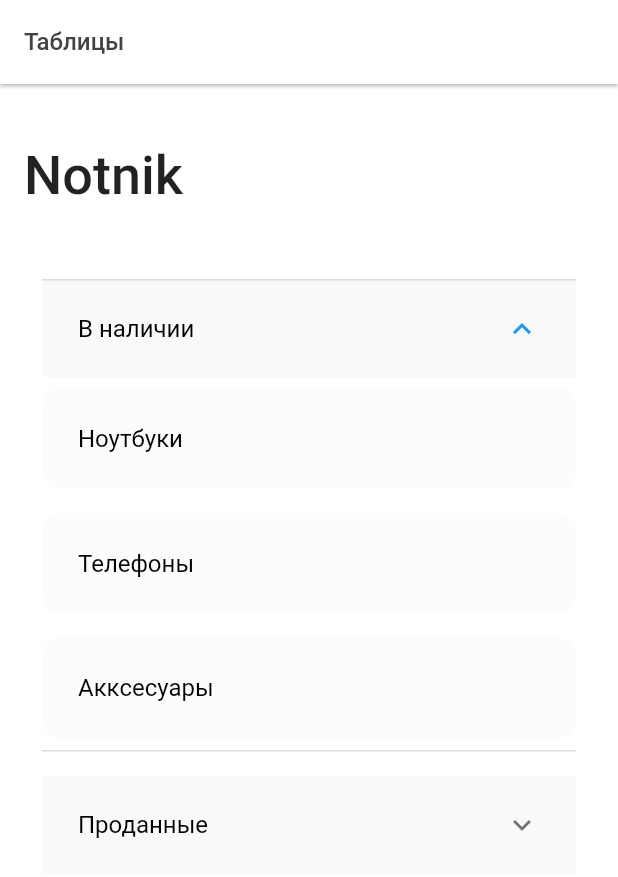
After one commit to AyatAliev/cycas, a Flutter app: the TablesMain screen opened by its route, after a tap on "В наличии", on a phone screen of 412 x 824 dp. The commit adds this screen. Shown: the top 877 px of the screen. Run offline on Flutter 3.47's test engine with Material 2 defaults, Android fonts, the phone set to English and light mode, and no system bars; our stand-ins replace flutter_slidable, flutter_svg.

Commit message:
Admin: add tables main

```diff
--- a/lib/main.dart
+++ b/lib/main.dart
@@ -1,6 +1,7 @@
 import 'package:cycas/ui/admin/main/admin_main.dart';
 import 'package:cycas/ui/admin/reports/admin_reports.dart';
 import 'package:cycas/ui/admin/tables/admin_tables.dart';
+import 'package:cycas/ui/admin/tables/main/tables_main.dart';
 import 'package:cycas/ui/auth/authorization.dart';
 import 'package:cycas/ui/sellers/add/accessory/add_phone_sellers.dart';
 import 'package:cycas/ui/sellers/add/notebook/add_notebook_sellers.dart';
@@ -54,6 +55,7 @@ class MyApp extends StatelessWidget {
         MainAdminTabScreen.routeName: (BuildContext context) => const MainAdminTabScreen(),
         AdminTables.routeName: (BuildContext context) => const AdminTables(),
         AdminReports.routeName: (BuildContext context) => const AdminReports(),
+        TablesMain.routeName: (BuildContext context) => const TablesMain(),
       },
     );
   }
--- a/lib/ui/admin/main/admin_main.dart
+++ b/lib/ui/admin/main/admin_main.dart
@@ -14,9 +14,10 @@ class AdminMain extends StatelessWidget {
       body: SafeArea(
         top: true,
         bottom: true,
-        child: Column(
-          children: [
-            Row(
+        child: CustomScrollView(
+          slivers: [
+            SliverToBoxAdapter(
+              child: Row(
                 mainAxisAlignment: MainAxisAlignment.spaceBetween,
                 children: [
                   Container(
@@ -47,7 +48,9 @@ class AdminMain extends StatelessWidget {
                   ),
                 ],
               ),
-            SizedBox(
+            ),
+            SliverToBoxAdapter(
+              child: SizedBox(
                 height: 100,
                 child: ListView.builder(
                     itemCount: 5,
@@ -78,11 +81,14 @@ class AdminMain extends StatelessWidget {
                       );
                     }),
               ),
-            const Center(
+            ),
+            const SliverToBoxAdapter(
+              child: Center(
                 heightFactor: 1.3,
                 child: StatisticsWidget(
                   progress: 0.8,
                   total: '18,000',
+                ),
               ),
             )
           ],
--- a/lib/ui/admin/tables/admin_tables.dart
+++ b/lib/ui/admin/tables/admin_tables.dart
@@ -1,5 +1,6 @@
 import 'dart:ui';
 
+import 'package:cycas/ui/admin/tables/main/tables_main.dart';
 import 'package:cycas/ui/widget/statistics.dart';
 import 'package:flutter/material.dart';
 import 'package:flutter_svg/svg.dart';
@@ -36,7 +37,12 @@ class AdminTables extends StatelessWidget {
                   shrinkWrap: true,
                   crossAxisCount: 2,
                   children: List.generate(10, (index) {
-                    return Stack(
+                    return GestureDetector(
+                      onTap: () {
+                        Navigator.pushNamed(
+                            context, TablesMain.routeName);
+                      },
+                      child: Stack(
                         children: [
                           Container(
                             margin: const EdgeInsets.only(left: 24),
@@ -59,6 +65,7 @@ class AdminTables extends StatelessWidget {
                             ),
                           ),
                         ],
+                      ),
                     );
                   }),
                 ),
--- /dev/null
+++ b/lib/ui/admin/tables/main/tables_main.dart
@@ -0,0 +1,131 @@
+import 'package:cycas/ui/sellers/sold/accessory_tables/sold_tables_accessory_sellers.dart';
+import 'package:cycas/ui/sellers/sold/notebook_tables/sold_tables_notebook_sellers.dart';
+import 'package:cycas/ui/sellers/sold/phone_tables/sold_tables_phone_sellers.dart';
+import 'package:cycas/ui/widget/custom_text.dart';
+import 'package:flutter/material.dart';
+
+class TablesMain extends StatelessWidget {
+  static const String routeName = "tables_main";
+
+  const TablesMain({Key? key}) : super(key: key);
+
+  @override
+  Widget build(BuildContext context) {
+    return Scaffold(
+      resizeToAvoidBottomInset: false,
+      backgroundColor: const Color(0xffffffff),
+      appBar: AppBar(
+        automaticallyImplyLeading: false,
+        elevation: 1.0,
+        backgroundColor: const Color(0xFFFFFFFF),
+        title: const Text(
+          "Таблицы",
+          style: TextStyle(color: Color(0xFF424242), fontSize: 16, fontWeight: FontWeight.w500),
+        ),
+      ),
+      body: CustomScrollView(
+        slivers: [
+          SliverToBoxAdapter(
+            child: Container(
+              margin: const EdgeInsets.symmetric(horizontal: 16, vertical: 40),
+              child: const Text(
+                "Notnik",
+                style: TextStyle(fontSize: 36, fontWeight: FontWeight.w500),
+              ),
+            ),
+          ),
+          SliverToBoxAdapter(
+            child: Container(
+              margin: const EdgeInsets.symmetric(horizontal: 28, vertical: 8),
+              color: const Color(0x40e9e9e9),
+              child: ExpansionTile(
+                tilePadding: const EdgeInsets.symmetric(vertical: 4, horizontal: 24),
+                children: [
+                  Container(
+                    color: const Color(0xffffffff),
+                    child: Column(
+                      children: [
+                        CustomText(text: "Ноутбуки", onTap: () {}),
+                        CustomText(text: "Телефоны", onTap: () {}),
+                        CustomText(text: "Акксесуары", onTap: () {}),
+                      ],
+                    ),
+                  )
+                ],
+                title: const Text("В наличии",
+                    style: TextStyle(color: Colors.black, fontSize: 16, fontWeight: FontWeight.w400)),
+              ),
+            ),
+          ),
+          SliverToBoxAdapter(
+              child: Container(
+                  margin: const EdgeInsets.symmetric(horizontal: 28, vertical: 8),
+                  color: const Color(0x40e9e9e9),
+                  child: ExpansionTile(
+                    tilePadding: const EdgeInsets.symmetric(vertical: 4, horizontal: 24),
+                    children: [
+                      Container(
+                        color: const Color(0xffffffff),
+                        child: Column(
+                          children: [
+                            CustomText(
+                                text: "Ноутбуки",
+                                onTap: () {
+                                  Navigator.pushNamed(context, SoldTablesNotebookSellers.routeName);
+                                }),
+                            CustomText(
+                                text: "Телефоны",
+                                onTap: () {
+                                  Navigator.pushNamed(context, SoldTablesPhoneSellers.routeName);
+                                }),
+                            CustomText(
+                                text: "Акксесуары",
+                                onTap: () {
+                                  Navigator.pushNamed(context, SoldTablesAccessorySellers.routeName);
+                                }),
+                          ],
+                        ),
+                      )
+                    ],
+                    title: const Text("Проданные",
+                        style: TextStyle(color: Colors.black, fontSize: 16, fontWeight: FontWeight.w400)),
+                  ))),
+       /*   SliverToBoxAdapter(
+            child: Container(
+                margin: const EdgeInsets.symmetric(horizontal: 28, vertical: 8),
+                color: const Color(0x40e9e9e9),
+                child: ExpansionTile(
+                  tilePadding: const EdgeInsets.symmetric(vertical: 4, horizontal: 24),
+                  children: [
+                    Container(
+                      color: const Color(0xffffffff),
+                      child: Column(
+                        children: [
+                          CustomText(
+                              text: "Ноутбуки",
+                              onTap: () {
+                                Navigator.pushNamed(context, AddNotebookSellers.routeName);
+                              }),
+                          CustomText(
+                              text: "Телефоны",
+                              onTap: () {
+                                Navigator.pushNamed(context, AddPhoneSellers.routeName);
+                              }),
+                          CustomText(
+                              text: "Акксесуары",
+                              onTap: () {
+                                Navigator.pushNamed(context, AddAccessorySellers.routeName);
+                              }),
+                        ],
+                      ),
+                    )
+                  ],
+                  title: const Text("Рассрочка",
+                      style: TextStyle(color: Colors.black, fontSize: 16, fontWeight: FontWeight.w400)),
+                )),
+          ),*/
+        ],
+      ),
+    );
+  }
+}
--- a/pubspec.yaml
+++ b/pubspec.yaml
@@ -18,7 +18,7 @@ dependencies:
   # Icons
   cupertino_icons: ^1.0.2
   # Svg Icons
-  flutter_svg: ^0.22.0
+  flutter_svg: ^0.23.0+1
   # Liable
   flutter_slidable: ^1.0.0-dev.9
 
```
Also changed, not shown: lib/ui/admin/reports/admin_reports.dart (+14 -3 lines), pubspec.lock. Lines whose indentation alone changed are shown as unchanged.
